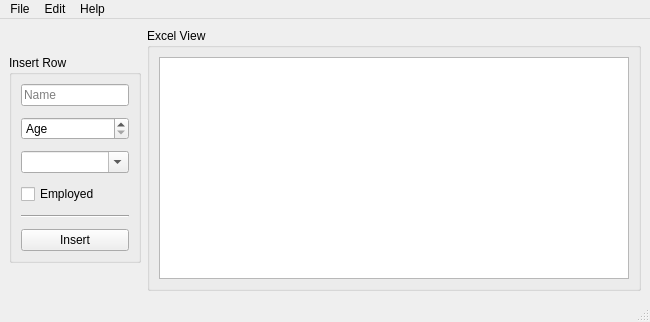
Qt form ui.ui (alexiscureno/data-entry-viewer-form) before a commit.
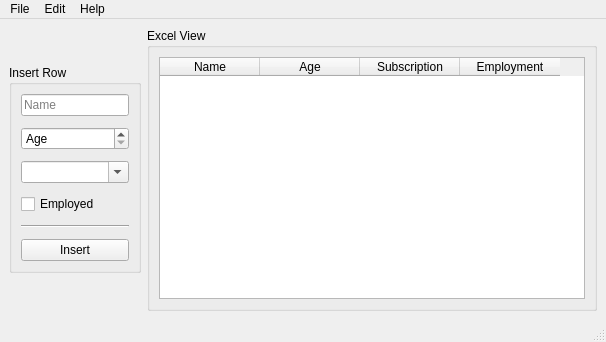
The same form after that commit.

Commit message: gui, table widget running fine, data form running fine aswell. still need to filter the widgets inputs

What changed in the file:
```diff
--- a/ui.ui
+++ b/ui.ui
@@ -6,8 +6,8 @@
    <rect>
     <x>0</x>
     <y>0</y>
-    <width>650</width>
-    <height>322</height>
+    <width>606</width>
+    <height>342</height>
    </rect>
   </property>
   <property name="windowTitle">
@@ -29,7 +29,28 @@
          <item>
           <layout class="QHBoxLayout" name="horizontalLayout">
            <item>
-            <widget class="QTableWidget" name="tableWidget"/>
+            <widget class="QTableWidget" name="tableWidget">
+             <column>
+              <property name="text">
+               <string>Name</string>
+              </property>
+             </column>
+             <column>
+              <property name="text">
+               <string>Age</string>
+              </property>
+             </column>
+             <column>
+              <property name="text">
+               <string>Subscription</string>
+              </property>
+             </column>
+             <column>
+              <property name="text">
+               <string>Employment</string>
+              </property>
+             </column>
+            </widget>
            </item>
           </layout>
          </item>
@@ -204,7 +225,7 @@
     <rect>
      <x>0</x>
      <y>0</y>
-     <width>650</width>
+     <width>606</width>
      <height>21</height>
     </rect>
    </property>
```
The commit also changes 1 other file.
